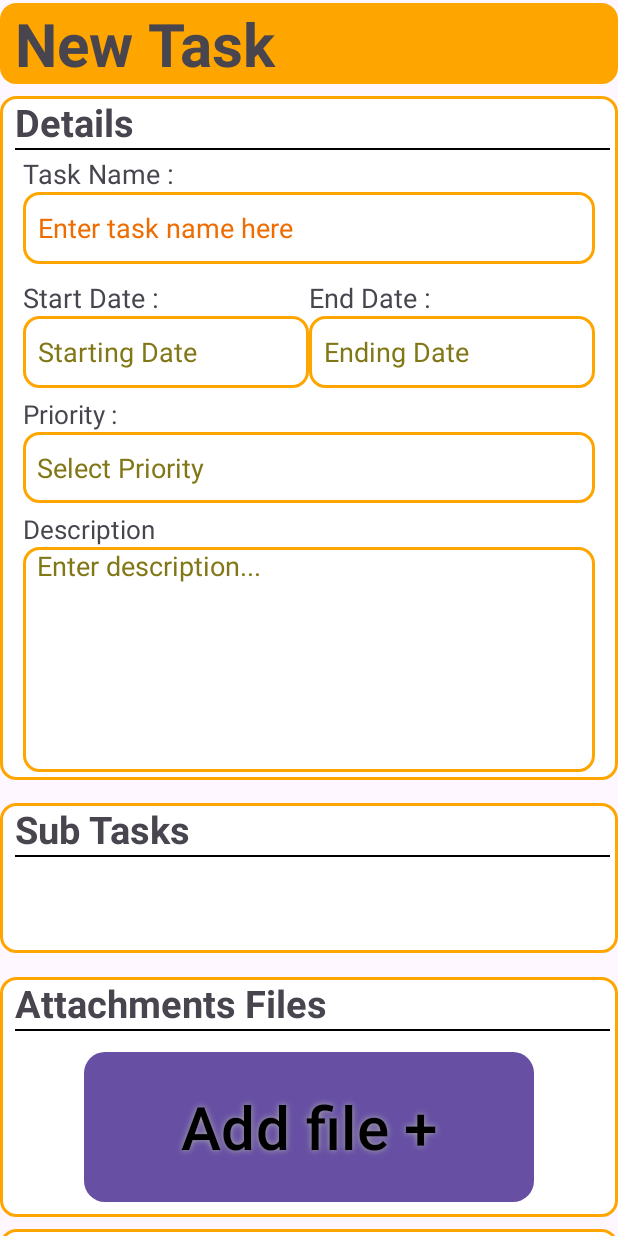
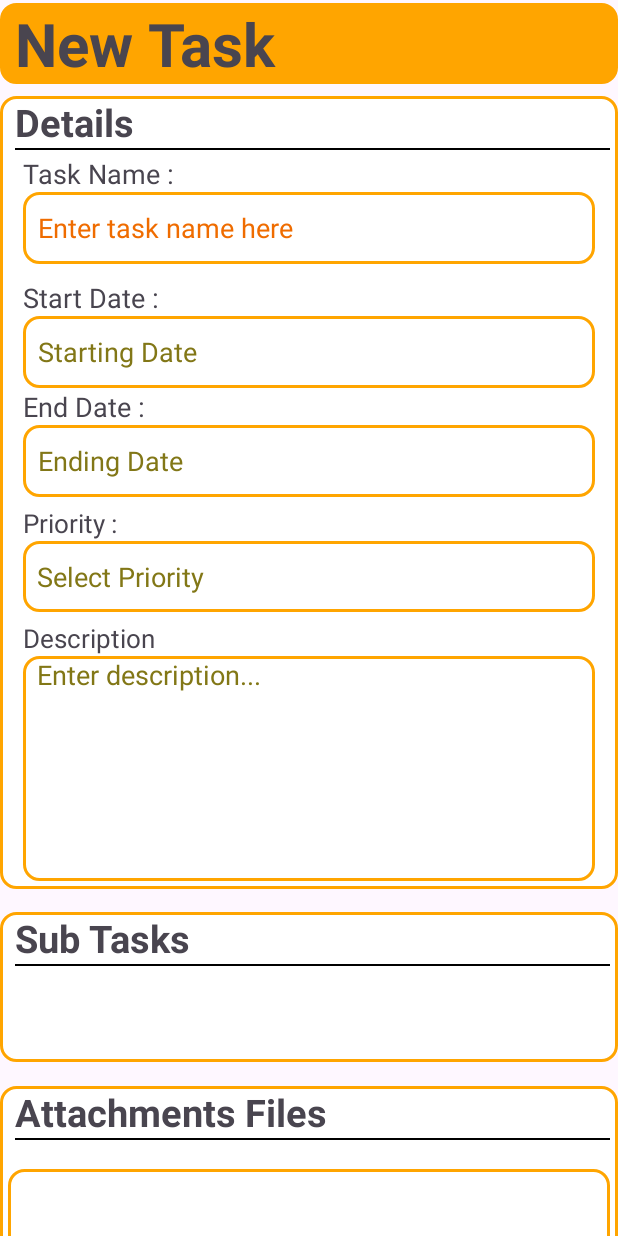
Before and after one commit to ssenyonjoalvin/Mobile_application, an Android app built with Jetpack Compose: the screen it shows after launch (MainActivity), on a phone screen of 412 x 824 dp. Run offline under Robolectric (Android 15) with nearby library versions, the phone set to English and light mode, and no system bars.

Commit message:
New task page with few errors

```diff
--- a/TaskManagementProject/app/src/main/AndroidManifest.xml
+++ b/TaskManagementProject/app/src/main/AndroidManifest.xml
@@ -13,6 +13,11 @@
         android:theme="@style/Theme.TaskManagementProject"
         tools:targetApi="31">
         <activity
+            android:name=".MainActivity2"
+            android:exported="false"
+            android:label="@string/title_activity_main2"
+            android:theme="@style/Theme.TaskManagementProject" />
+        <activity
             android:name=".MainActivity"
             android:exported="true">
             <intent-filter>
--- a/TaskManagementProject/app/src/main/res/layout/activity_main.xml
+++ b/TaskManagementProject/app/src/main/res/layout/activity_main.xml
@@ -1,5 +1,6 @@
 <?xml version="1.0" encoding="utf-8"?>
-<androidx.constraintlayout.widget.ConstraintLayout xmlns:android="http://schemas.android.com/apk/res/android"
+<androidx.constraintlayout.widget.ConstraintLayout
+    xmlns:android="http://schemas.android.com/apk/res/android"
     xmlns:app="http://schemas.android.com/apk/res-auto"
     xmlns:tools="http://schemas.android.com/tools"
     android:id="@+id/main"
@@ -8,9 +9,16 @@
     tools:context=".MainActivity"
     android:padding="2dp"
     >
-
+    <ScrollView
+        android:layout_width="match_parent"
+        android:layout_height="match_parent"
+        android:overScrollMode="never"
+        android:scrollbars="vertical">
         <LinearLayout
-        android:id="@+id/linearLayout"
+            android:layout_width="match_parent"
+            android:layout_height="wrap_content"
+            android:orientation="vertical">
+            <LinearLayout
                 android:layout_width="match_parent"
                 android:layout_height="wrap_content"
                 android:layout_marginTop="2dp"
@@ -18,7 +26,8 @@
                 android:orientation="horizontal"
                 app:layout_constraintEnd_toEndOf="parent"
                 app:layout_constraintStart_toStartOf="parent"
-        app:layout_constraintTop_toTopOf="parent">
+                app:layout_constraintTop_toTopOf="parent"
+                tools:ignore="UselessParent">
 
                 <TextView
                     android:layout_width="wrap_content"
@@ -27,8 +36,6 @@
                     android:text="@string/add_new_task"
                     android:textSize="40sp"
                     android:textStyle="bold" />
-
-
             </LinearLayout>
 
             <LinearLayout
@@ -66,7 +73,6 @@
                     android:layout_marginStart="15dp"
                     android:layout_marginEnd="15dp"
                     android:orientation="vertical">
-
                     <TextView
                         android:id="@+id/label_task_name"
                         android:layout_width="wrap_content"
@@ -86,29 +92,25 @@
                         android:paddingStart="10dp"
                         android:paddingEnd="0dp"
                         android:textColorHint="#EF6C00" />
-
                     <!-- Start Date & End Date Section -->
                     <LinearLayout
                         android:layout_width="match_parent"
                         android:layout_height="wrap_content"
-                android:orientation="horizontal"
+                        android:orientation="vertical"
                         android:layout_marginTop="10dp"
                         android:baselineAligned="false">
-
                         <!-- Start Date -->
                         <LinearLayout
-                    android:layout_width="0dp"
+                            android:layout_width="match_parent"
                             android:layout_height="wrap_content"
                             android:layout_weight="1"
                             android:orientation="vertical">
-
                             <TextView
                                 android:id="@+id/label_start_date"
                                 android:layout_width="wrap_content"
                                 android:layout_height="wrap_content"
                                 android:text="@string/start_date"
                                 android:textSize="18sp" />
-
                             <EditText
                                 android:id="@+id/edit_box_start_date"
                                 android:layout_width="match_parent"
@@ -122,14 +124,12 @@
                                 android:textColorHint="#827717"
                                 android:autofillHints="" />
                         </LinearLayout>
-
                         <!-- End Date -->
                         <LinearLayout
-                    android:layout_width="0dp"
+                            android:layout_width="match_parent"
                             android:layout_height="wrap_content"
                             android:layout_weight="1"
                             android:orientation="vertical">
-
                             <TextView
                                 android:id="@+id/label_end_date"
                                 android:layout_width="wrap_content"
@@ -149,9 +149,13 @@
                                 android:paddingEnd="0dp"
                                 android:textColorHint="#827717"
                                 android:autofillHints="" />
-                </LinearLayout>
-            </LinearLayout>
 
+
+                            <LinearLayout
+                                android:layout_width="match_parent"
+                                android:layout_height="wrap_content"
+                                android:layout_weight="1"
+                                android:orientation="vertical">
                                 <TextView
                                     android:id="@+id/priority"
                                     android:layout_width="wrap_content"
@@ -159,7 +163,6 @@
                                     android:text="@string/priority"
                                     android:layout_marginTop="5dp"
                                     android:textSize="17sp" />
-
                                 <EditText
                                     android:id="@+id/edit_text_priority"
                                     android:layout_width="match_parent"
@@ -172,12 +175,21 @@
                                     android:paddingEnd="-1dp"
                                     android:textColorHint="#827716"
                                     android:autofillHints="" />
+
+                            </LinearLayout>
+
+                            <LinearLayout
+                                android:layout_width="match_parent"
+                                android:layout_height="wrap_content"
+                                android:layout_weight="1"
+                                android:orientation="vertical">
+
                                 <TextView
                                     android:layout_width="match_parent"
                                     android:layout_height="wrap_content"
                                     android:text="Description"
                                     android:textSize="17sp"
-                android:paddingTop="5dp"/>
+                                    android:paddingTop="5dp" />
                                 <EditText
                                     android:id="@+id/task_description"
                                     android:layout_width="match_parent"
@@ -191,16 +203,15 @@
                                     android:gravity="left"
                                     android:textColorHint="#827716"
                                     android:autofillHints="" />
-
-
                             </LinearLayout>
                         </LinearLayout>
-
+                    </LinearLayout>
+                </LinearLayout>
+            </LinearLayout>
         <LinearLayout
             android:id="@+id/linearLayout4"
             android:layout_width="match_parent"
             android:layout_height="100dp"
-
             android:layout_marginBottom="8dp"
             android:background="@drawable/activity_content_border_radius"
             android:orientation="vertical"
@@ -208,7 +219,6 @@
             app:layout_constraintEnd_toEndOf="parent"
             app:layout_constraintStart_toStartOf="parent"
             app:layout_constraintTop_toBottomOf="@+id/linearLayout2">
-
             <TextView
                 android:layout_width="wrap_content"
                 android:layout_height="wrap_content"
@@ -226,7 +236,6 @@
                 android:background="@color/black" />
 
         </LinearLayout>
-
         <LinearLayout
             android:id="@+id/linearLayout3"
             android:layout_width="match_parent"
@@ -262,24 +271,27 @@
                 android:orientation="horizontal"
                 android:gravity="center"
                 android:paddingTop="10dp"
-            android:paddingBottom="10dp"
-            >
+                android:paddingBottom="10dp">
+                <LinearLayout
+                    android:layout_width="match_parent"
+                    android:layout_height="100dp"
+                    android:orientation="vertical"
+                    android:background="@drawable/activity_content_border_radius"
+                    android:layout_margin="5dp"
+                    android:gravity="right|bottom">
+
                     <Button
-                android:id="@+id/angry_btn"
-                android:layout_width="300dp"
-                android:layout_height="100dp"
-                android:background="@drawable/buttonshape"
-                android:shadowColor="#A8A8A8"
-                android:shadowDx="0"
-                android:shadowDy="0"
-                android:shadowRadius="5"
-                android:text="Add file +"
-                android:textColor="#000000"
-                android:textSize="40sp" />
+                        android:layout_width="wrap_content"
+                        android:layout_height="wrap_content"
+                        android:text="@string/add_file"
+                        android:textSize="24dp"
+                        android:backgroundTint="#EABE6E"
+                        android:layout_margin="5dp"/>
+
                 </LinearLayout>
 
             </LinearLayout>
-
+            </LinearLayout>
             <LinearLayout
                 android:id="@+id/linearLayout5"
                 android:layout_width="match_parent"
@@ -292,7 +304,6 @@
                 app:layout_constraintStart_toStartOf="parent"
                 android:background="@drawable/activity_content_border_radius"
                 app:layout_constraintTop_toBottomOf="@+id/linearLayout3">
-
                 <TextView
                     android:layout_width="wrap_content"
                     android:layout_height="wrap_content"
@@ -309,104 +320,80 @@
                     android:layout_marginBottom="4dp"
                     android:background="@color/black" />
 
-
-
-        <LinearLayout
+                    <GridLayout
                         android:layout_width="match_parent"
                         android:layout_height="wrap_content"
-            android:orientation="horizontal"
-            android:layout_marginTop="10dp"
-            android:baselineAligned="false">
-
-            <!-- Start Date -->
-            <LinearLayout
-                android:layout_width="0dp"
-                android:layout_height="wrap_content"
-                android:layout_weight="1"
-                android:orientation="vertical"
-                android:layout_marginRight="10dp">
+                        android:columnCount="2"
+                        android:rowCount="2">
                             <CheckBox
                                 android:id="@+id/checkBox"
-                    android:layout_width="match_parent"
+                                android:layout_width="wrap_content"
                                 android:layout_height="wrap_content"
                                 android:layout_marginStart="15dp"
                                 android:layout_marginEnd="15dp"
                                 android:text="Hours"
-                    android:textSize="25sp"/>
-            </LinearLayout>
-
-            <!-- End Date -->
-            <LinearLayout
-                android:layout_width="0dp"
-                android:layout_height="wrap_content"
-                android:layout_weight="4"
-                android:orientation="horizontal">
+                                android:textSize="25sp" />
 
                         <EditText
-                    android:id="@+id/reminder_date_in_hours"
-                    android:layout_width="596dp"
+                            android:id="@+id/timeline_in_hours"
+                            android:layout_width="260dp"
                             android:layout_height="wrap_content"
+                            android:layout_row="0"
+                            android:layout_column="1"
                             android:autofillHints=""
                             android:background="@drawable/activity_content_border_radius"
-                    android:hint="@string/timeline_in_hours"
+                            android:hint="set timeline in hours"
                             android:inputType="date"
                             android:minHeight="48dp"
                             android:paddingStart="10dp"
                             android:paddingEnd="0dp"
                             android:textColorHint="#827717" />
-            </LinearLayout>
-        </LinearLayout>
 
-        <LinearLayout
-            android:layout_width="match_parent"
-            android:layout_height="wrap_content"
-            android:orientation="horizontal"
-            android:layout_marginTop="10dp"
-            android:baselineAligned="false">
-
-            <!-- Start Date -->
-            <LinearLayout
-                android:layout_width="0dp"
-                android:layout_height="wrap_content"
-                android:layout_weight="1"
-                android:orientation="vertical"
-                android:layout_marginRight="10dp">
                         <CheckBox
-                    android:id="@+id/days"
-                    android:layout_width="match_parent"
+                            android:id="@+id/daysCheckBox"
+                            android:layout_width="wrap_content"
                             android:layout_height="wrap_content"
                             android:layout_marginStart="15dp"
                             android:layout_marginEnd="15dp"
                             android:text="Days"
-                    android:textSize="25sp"/>
-            </LinearLayout>
-
-            <!-- End Date -->
-            <LinearLayout
-                android:layout_width="0dp"
-                android:layout_height="wrap_content"
-                android:layout_weight="4"
-                android:orientation="horizontal">
+                            android:textSize="25sp" />
 
                         <EditText
                             android:id="@+id/timeline_in_days"
-                    android:layout_width="596dp"
+                            android:layout_width="260dp"
                             android:layout_height="wrap_content"
-                    android:autofillHints=""
+                            android:hint="set timeline in Days"
+                            android:inputType="date"
                             android:background="@drawable/activity_content_border_radius"
-                    android:hint="Timeline in days"
-                    android:inputType="date"
+                            android:textColorHint="#827717"
                             android:minHeight="48dp"
-                    android:paddingStart="10dp"
-                    android:paddingEnd="0dp"
-                    android:textColorHint="#827717" />
+                            android:paddingStart="10dp"/>
+                    </GridLayout>
+            </LinearLayout>
+
+        <LinearLayout
+            android:id="@+id/createButton"
+            android:layout_width="match_parent"
+            android:layout_height="wrap_content"
+            android:layout_marginTop="8dp"
+            android:orientation="vertical"
+            app:layout_constraintEnd_toEndOf="parent"
+            app:layout_constraintHorizontal_bias="1.0"
+            app:layout_constraintStart_toStartOf="parent"
+            app:layout_constraintTop_toBottomOf="@+id/linearLayout3"
+            android:gravity="right">
+
+            <Button
+                android:layout_width="wrap_content"
+                android:layout_height="wrap_content"
+                android:text="Create"
+                android:backgroundTint="@color/orange"
+                android:textSize="20dp"
+                android:textColor="@color/black"
+                android:layout_marginRight="10dp"/>
         </LinearLayout>
         </LinearLayout>
-
-
-
-
-    </LinearLayout>
+    </ScrollView>
 
 
 </androidx.constraintlayout.widget.ConstraintLayout>
```
Also changed, not shown: TaskManagementProject/app/build.gradle.kts (+25 -0 lines), TaskManagementProject/app/src/main/java/com/example/taskmanagementproject/ui/theme/Color.kt (added, +11 -0 lines), TaskManagementProject/app/src/main/java/com/example/taskmanagementproject/ui/theme/Theme.kt (added, +70 -0 lines), TaskManagementProject/app/src/main/java/com/example/taskmanagementproject/ui/theme/Type.kt (added, +34 -0 lines), TaskManagementProject/app/src/main/res/values/strings.xml (+7 -0 lines), TaskManagementProject/gradle/libs.versions.toml (+13 -0 lines), TaskManagementProject/app/src/main/res/drawable/button_shape.xml (renamed from TaskManagementProject/app/src/main/res/drawable/buttonshape.xml). Lines whose indentation alone changed are shown as unchanged.
